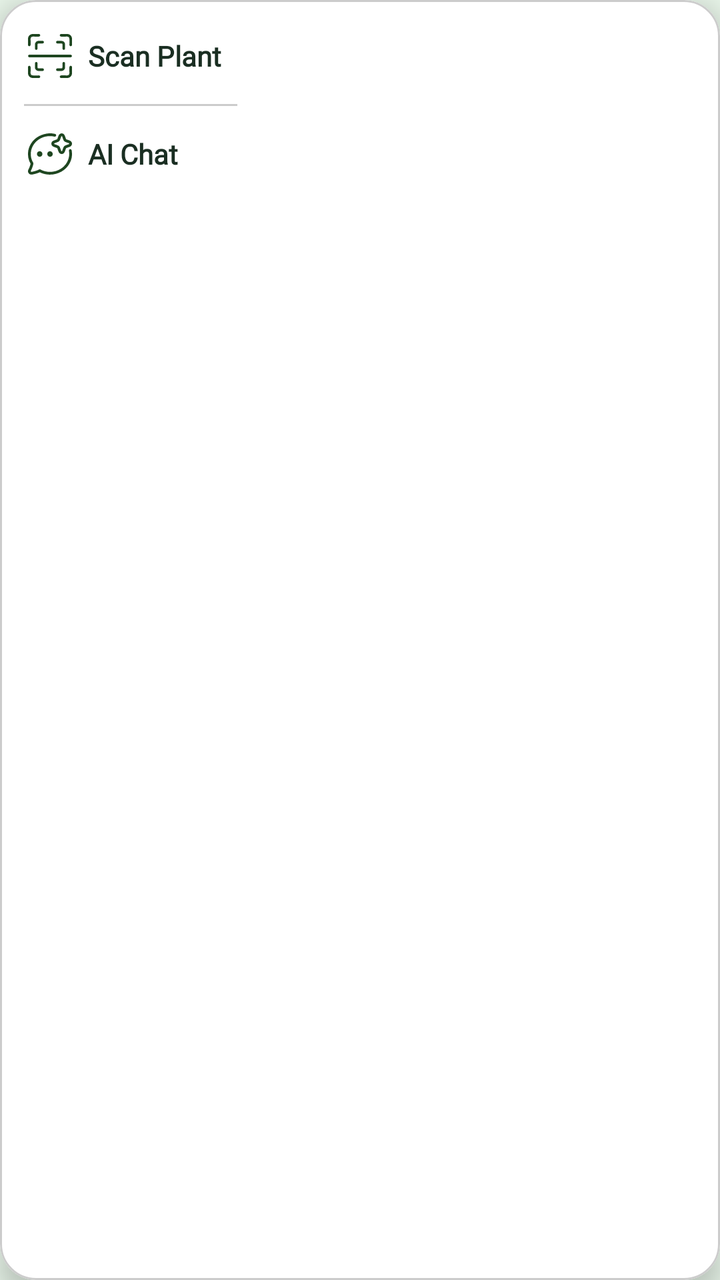
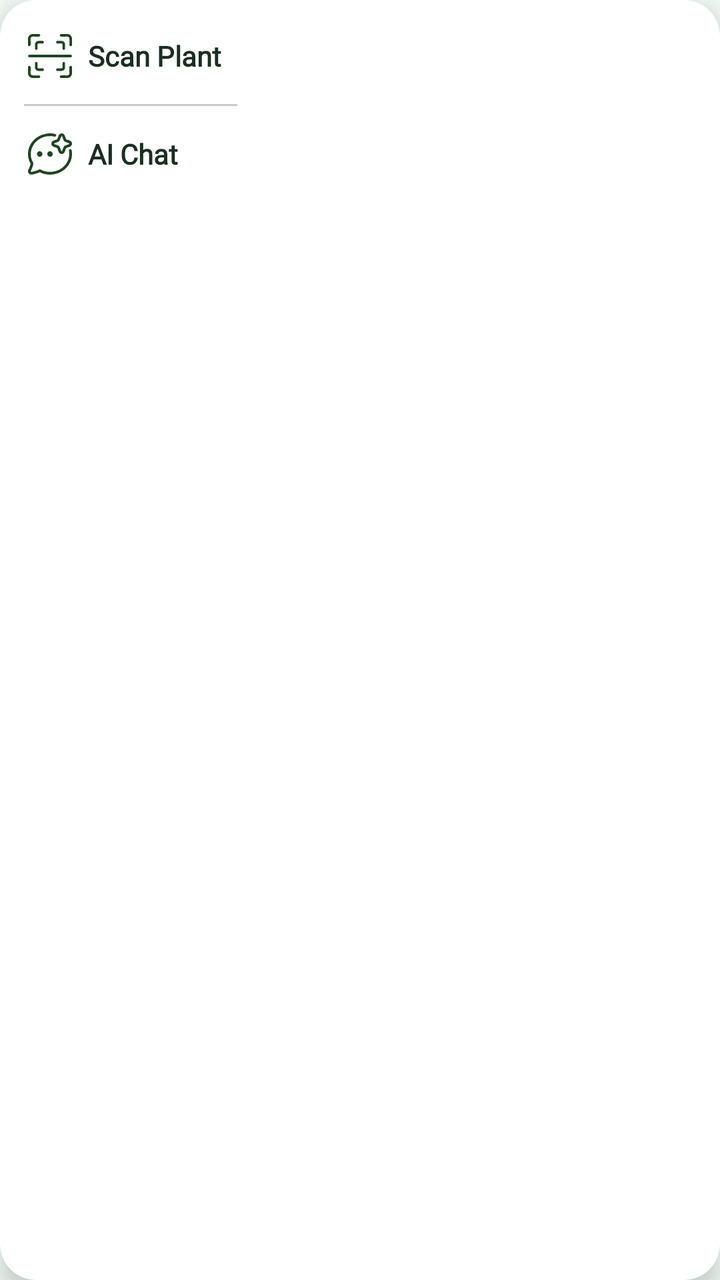

Before-and-after screenshots of an Android layout around one commit, followed by the original layout XML and the change that was made.
<!-- AndroidManifest.xml: application theme Theme.SmartGrow -->
<!-- res/layout/layout_modern_popup.xml -->
<?xml version="1.0" encoding="utf-8"?>
<com.google.android.material.card.MaterialCardView
    xmlns:android="http://schemas.android.com/apk/res/android"
    xmlns:app="http://schemas.android.com/apk/res-auto"
    android:layout_width="wrap_content"
    android:layout_height="wrap_content"
    app:cardCornerRadius="18dp"
    app:cardElevation="8dp"
    app:cardBackgroundColor="@color/card_background"
    app:strokeWidth="1dp"
    app:strokeColor="@color/divider">

    <LinearLayout
        android:layout_width="wrap_content"
        android:layout_height="wrap_content"
        android:orientation="vertical"
        android:paddingVertical="4dp">

        
        <LinearLayout
            android:id="@+id/item_scan_plant"
            android:layout_width="wrap_content"
            android:layout_height="48dp"
            android:gravity="center_vertical"
            android:orientation="horizontal"
            android:paddingStart="14dp"
            android:paddingEnd="20dp"
            android:background="?attr/selectableItemBackground"
            android:clickable="true"
            android:focusable="true">

            <ImageView
                android:layout_width="22dp"
                android:layout_height="22dp"
                android:src="@drawable/ic_scan_plant"
                app:tint="@color/primary_green"/>

            <TextView
                android:layout_width="wrap_content"
                android:layout_height="wrap_content"
                android:layout_marginStart="8dp"
                android:text="Scan Plant"
                android:textColor="@color/text_primary"
                android:textSize="14sp"
                android:textStyle="bold"
                android:fontFamily="@font/inter_extrabold"/>

        </LinearLayout>

        <View
            android:layout_width="match_parent"
            android:layout_height="1dp"
            android:layout_marginHorizontal="12dp"
            android:background="@color/divider"/>

        
        <LinearLayout
            android:id="@+id/item_ai_chatbot"
            android:layout_width="wrap_content"
            android:layout_height="48dp"
            android:gravity="center_vertical"
            android:orientation="horizontal"
            android:paddingStart="14dp"
            android:paddingEnd="20dp"
            android:background="?attr/selectableItemBackground"
            android:clickable="true"
            android:focusable="true">

            <ImageView
                android:layout_width="22dp"
                android:layout_height="22dp"
                android:src="@drawable/ic_ai_chat"
                app:tint="@color/primary_green"/>

            <TextView
                android:layout_width="wrap_content"
                android:layout_height="wrap_content"
                android:layout_marginStart="8dp"
                android:text="AI Chat"
                android:textColor="@color/text_primary"
                android:textSize="14sp"
                android:textStyle="bold"
                android:fontFamily="@font/inter_extrabold"/>

        </LinearLayout>

    </LinearLayout>

</com.google.android.material.card.MaterialCardView>
<!-- resources referenced by this layout -->
<resources>
  <color name="card_background">#FFFFFF</color>
  <color name="divider">#CCCCCC</color>
  <color name="primary_green">#1e4620</color>
  <color name="text_primary">#1A2E22</color>
  <!-- drawable ic_ai_chat: vector/xml drawable (drawable, 4358 chars, omitted) -->
  <!-- drawable ic_scan_plant: vector/xml drawable (drawable, 4867 chars, omitted) -->
  <style name="Theme.SmartGrow" parent="Base.Theme.SmartGrow" />
  <style name="Base.Theme.SmartGrow" parent="Theme.Material3.DayNight.NoActionBar">
          <item name="android:windowBackground">@color/app_background</item>
          <item name="android:windowDisablePreview">true</item>
  
          
          <item name="android:statusBarColor">@color/app_background</item>
          <item name="android:windowLightStatusBar">true</item>
  
          
          <item name="android:navigationBarColor">@color/app_background</item>
          <item name="android:windowLightNavigationBar" tools:targetApi="o_mr1">true</item>
  
          <item name="android:windowDrawsSystemBarBackgrounds">true</item>
          <item name="android:windowTranslucentStatus">false</item>
          <item name="android:windowTranslucentNavigation">false</item>
      </style>
  <color name="app_background">#E8F5E9</color>
</resources>

<!-- the commit's change to res/layout/layout_modern_popup.xml (unified diff, before → after) -->
@@ -7,8 +7,7 @@
     app:cardCornerRadius="18dp"
     app:cardElevation="8dp"
     app:cardBackgroundColor="@color/card_background"
-    app:strokeWidth="1dp"
-    app:strokeColor="@color/divider">
+    app:strokeWidth="0dp">
 
     <LinearLayout
         android:layout_width="wrap_content"
@@ -33,7 +32,8 @@
                 android:layout_width="22dp"
                 android:layout_height="22dp"
                 android:src="@drawable/ic_scan_plant"
-                app:tint="@color/primary_green"/>
+                app:tint="@color/primary_green"
+                android:contentDescription="Scan" />
 
             <TextView
                 android:layout_width="wrap_content"
@@ -70,7 +70,8 @@
                 android:layout_width="22dp"
                 android:layout_height="22dp"
                 android:src="@drawable/ic_ai_chat"
-                app:tint="@color/primary_green"/>
+                app:tint="@color/primary_green"
+                android:contentDescription="AI Chat" />
 
             <TextView
                 android:layout_width="wrap_content"
<!-- resource entries referenced after the edit -->
@@ -17,12 +17,18 @@
   
           
           <item name="android:navigationBarColor">@color/app_background</item>
-          <item name="android:windowLightNavigationBar" tools:targetApi="o_mr1">true</item>
+          <item name="android:windowLightNavigationBar" ns0:targetApi="o_mr1">true</item>
   
           <item name="android:windowDrawsSystemBarBackgrounds">true</item>
           <item name="android:windowTranslucentStatus">false</item>
           <item name="android:windowTranslucentNavigation">false</item>
+  
+          
+          <item name="popupMenuStyle">@style/ModernPopupMenuStyle</item>
       </style>
-  <color name="app_background">#E8F5E9</color>
+  <color name="app_background">#F5FFF8</color>
+  <style name="ModernPopupMenuStyle" parent="Widget.Material3.PopupMenu">
+          <item name="android:popupBackground">@android:color/white</item>
+      </style>
 </resources>
 
